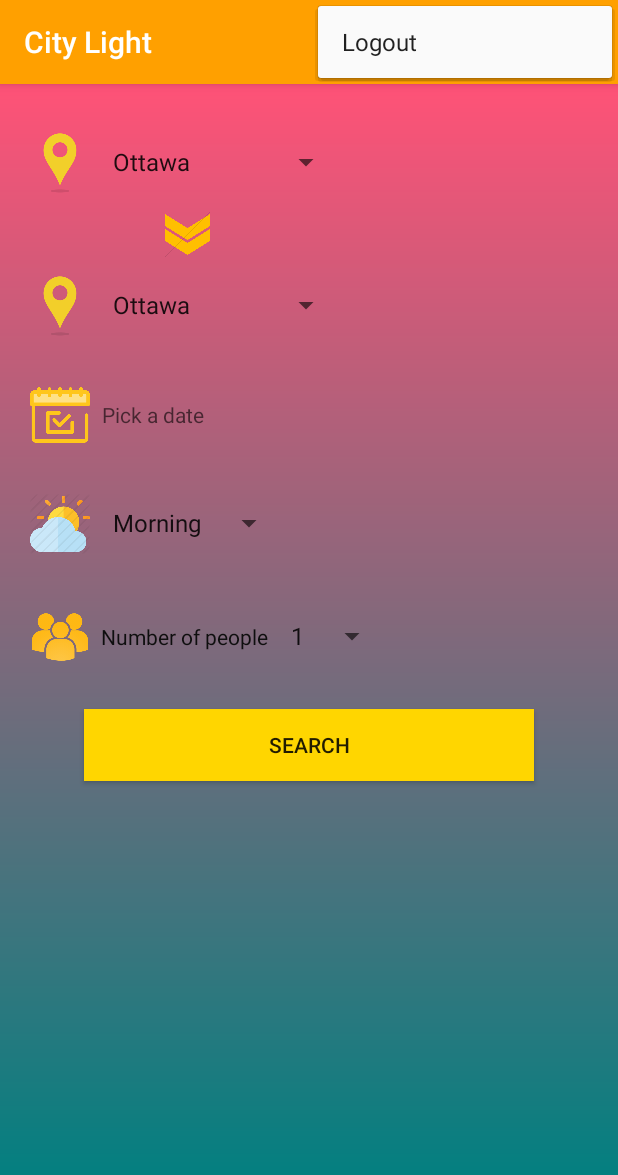
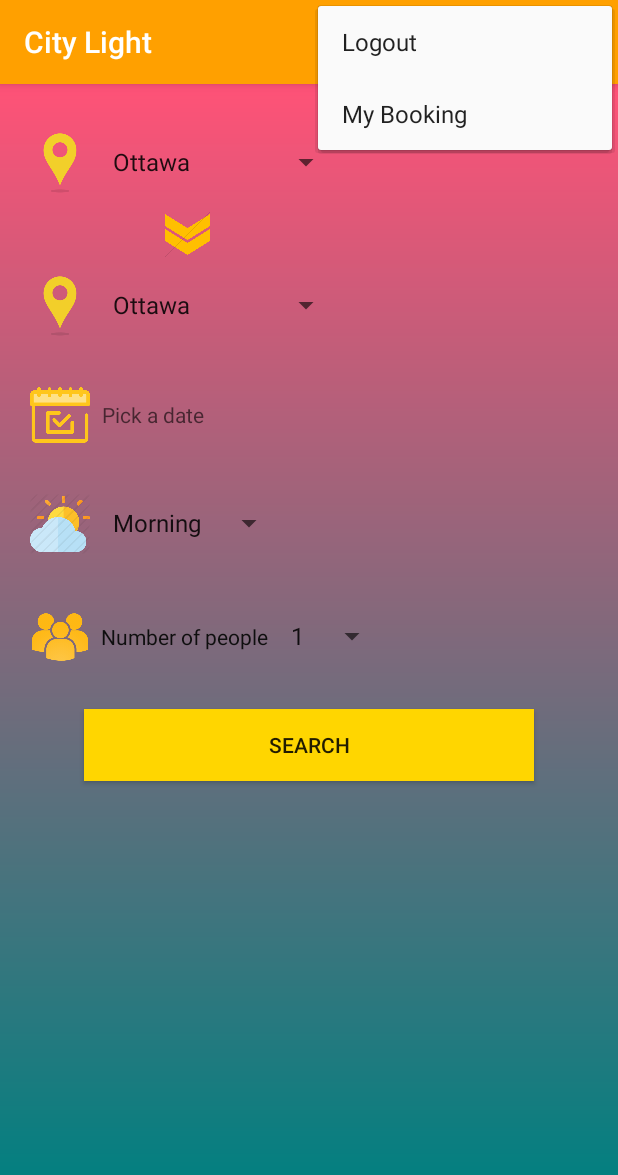
Before and after one commit to sonym3/BusBooking, an Android app: the Dashboard screen opened directly, with no data from a screen before it, with the options menu open, on a phone screen of 412 x 824 dp. Shown: the top 1175 px of the screen. Run offline under Robolectric (Android 15) with nearby library versions, the phone set to English and light mode, and no system bars; our stand-ins replace Firebase (no records; nobody signed in at launch, a user with empty details on screens opened directly); 1 statement that could not run was skipped.

Commit message:
email id updated in firebase table

```diff
--- a/app/src/main/java/com/example/grayhound/MainActivity.java
+++ b/app/src/main/java/com/example/grayhound/MainActivity.java
@@ -52,7 +52,7 @@ public class MainActivity extends AppCompatActivity {
             @Override
             public void onClick(View v) {
                 progressBar.setVisibility(View.VISIBLE);
-                String emailPerson, passwordPerson;
+                final String emailPerson, passwordPerson;
                 emailPerson = email.getText().toString();
                 passwordPerson = pwd.getText().toString();
 
@@ -74,6 +74,7 @@ public class MainActivity extends AppCompatActivity {
                                     progressBar.setVisibility(View.GONE);
 
                                     Intent intent = new Intent(MainActivity.this, Dashboard.class);
+                                    intent.putExtra("user",emailPerson);
                                     startActivity(intent);
                                 }
                                 else {
--- a/app/src/main/java/com/example/grayhound/MyBooking.java
+++ b/app/src/main/java/com/example/grayhound/MyBooking.java
@@ -18,12 +18,14 @@ import com.google.firebase.database.FirebaseDatabase;
 public class MyBooking extends AppCompatActivity {
     private RecyclerView mBookingList;
     private DatabaseReference mBookingData;
+
     @Override
     protected void onCreate(Bundle savedInstanceState) {
         super.onCreate(savedInstanceState);
         setContentView(R.layout.activity_my_booking);
-
-        mBookingData= FirebaseDatabase.getInstance().getReference().child("comgooglefirebaseauthinternalzzl@28fc17e");
+        String user = getIntent().getExtras().getString("user");
+System.out.println(user);
+        mBookingData= FirebaseDatabase.getInstance().getReference().child("hi");
         mBookingData.keepSynced(true);
 
 
--- a/app/src/main/java/com/example/grayhound/SearchResult.java
+++ b/app/src/main/java/com/example/grayhound/SearchResult.java
@@ -28,11 +28,12 @@ public class SearchResult extends AppCompatActivity {
     TextView from,to,date,time,count;
     Button confBooking;
 
+
     @Override
     protected void onCreate(Bundle savedInstanceState) {
         super.onCreate(savedInstanceState);
         setContentView(R.layout.activity_search_result);
-
+        final String user = getIntent().getExtras().getString("user");
         from=(TextView)findViewById(R.id.searchResultFrom);
         to=(TextView)findViewById(R.id.searchResultTo);
         date=(TextView)findViewById(R.id.searchResultDate);
@@ -78,10 +79,9 @@ public class SearchResult extends AppCompatActivity {
                 int y = (int)(Math.random()*((100000-1)+1))+1;;
                 String bookingID=y+"";
 
-                FirebaseUser user = FirebaseAuth.getInstance().getCurrentUser();
                 DatabaseReference reference ;
                 reference = FirebaseDatabase.getInstance().getReference();
-                reference.child(user.toString().replace(".","")).child(bookingID).setValue(userx);
+                reference.child(user.replace(".","")).child(bookingID).setValue(userx);
                 Intent intent = new Intent(SearchResult.this, ConfBooking.class);
                 startActivity(intent);
             }
--- a/app/src/main/res/menu/menu.xml
+++ b/app/src/main/res/menu/menu.xml
@@ -4,4 +4,7 @@
     <item
         android:id="@+id/logout"
         android:title="Logout"/>
+    <item
+        android:id="@+id/mbk"
+        android:title="My Booking"/>
 </menu>
```
Also changed, not shown: app/src/main/java/com/example/grayhound/Dashboard.java (+13 -1 lines).
